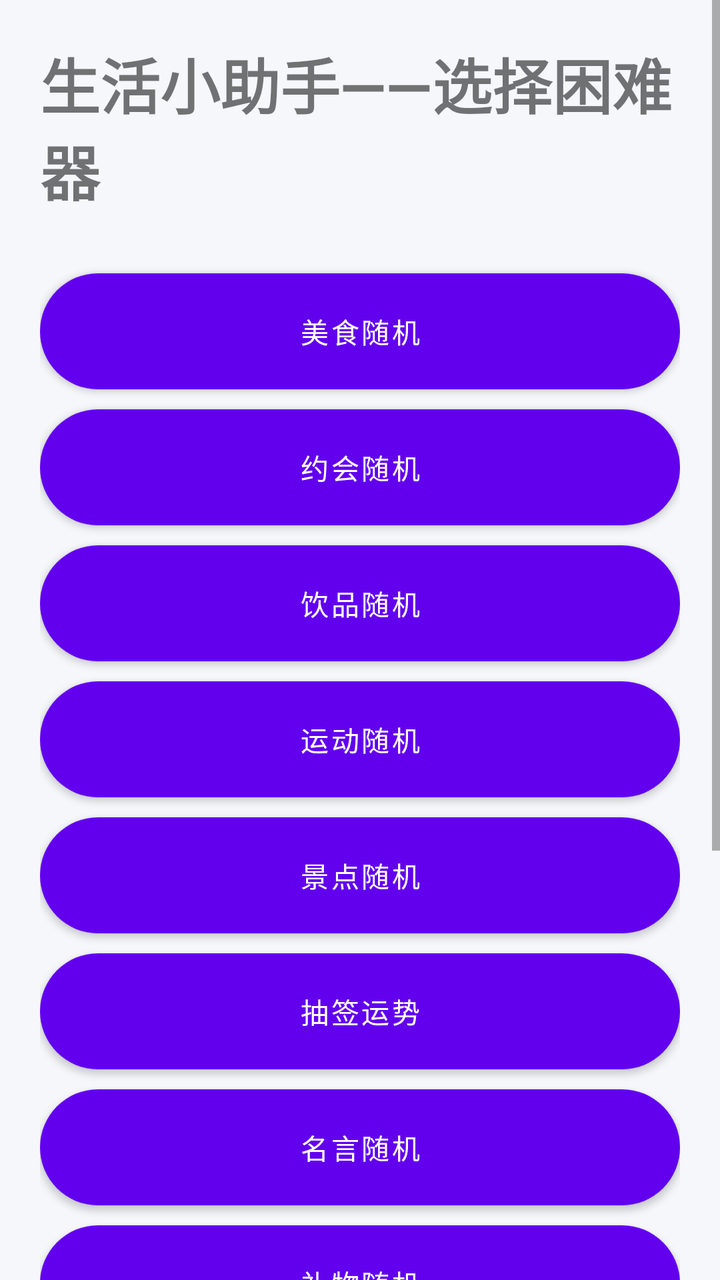
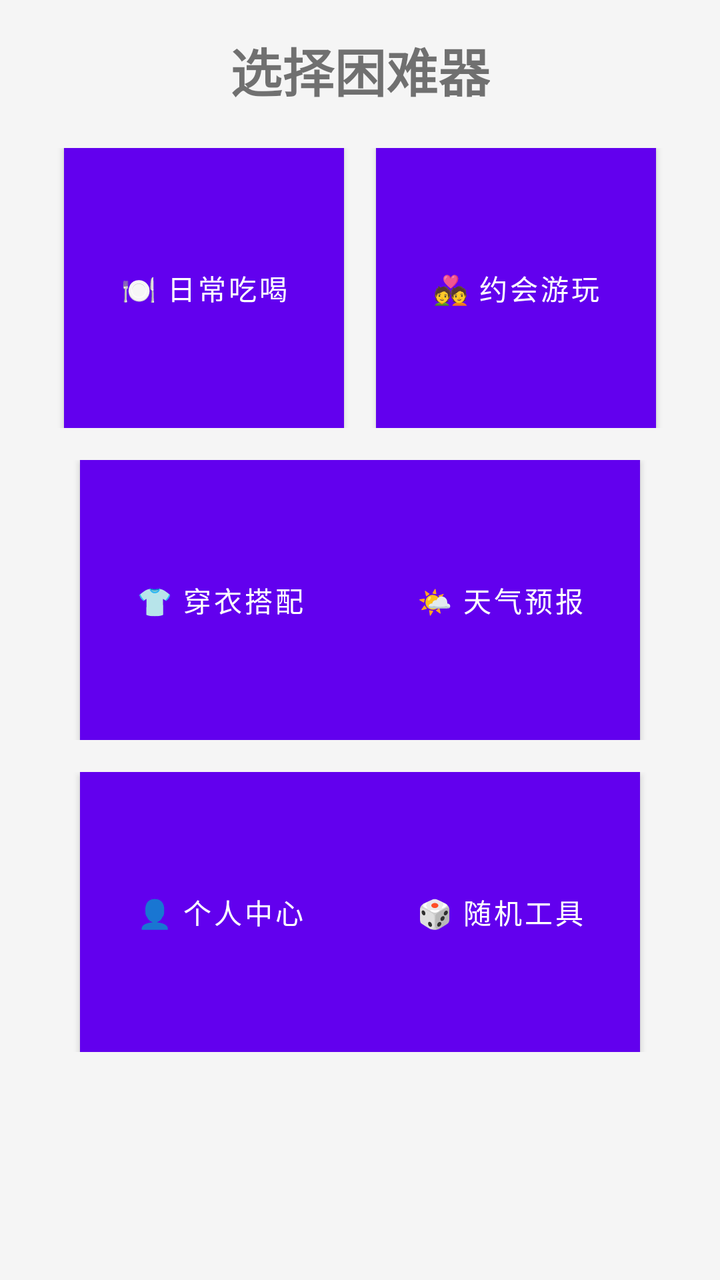

An Android layout rendered at two revisions. The XML below is the earlier revision; the diff shows what the commit changed to produce the second picture.
<!-- AndroidManifest.xml: application theme Theme.ChooseHelper202 -->
<!-- res/layout/activity_main.xml -->
<?xml version="1.0" encoding="utf-8"?>
<ScrollView xmlns:android="http://schemas.android.com/apk/res/android" android:layout_width="match_parent" android:layout_height="match_parent" android:background="#F5F7FA">
    <LinearLayout android:layout_width="match_parent" android:layout_height="wrap_content" android:gravity="center" android:orientation="vertical" android:padding="20dp">
        <TextView android:layout_width="wrap_content" android:layout_height="wrap_content" android:text="生活小助手——选择困难器" android:textSize="30sp" android:textStyle="bold" android:layout_marginBottom="30dp"/>
        <Button android:id="@+id/btn_random_eat" android:layout_width="match_parent" android:layout_height="58dp" android:text="美食随机" android:background="@drawable/btn_primary" android:textColor="#fff" android:layout_marginBottom="10dp"/>
        <Button android:id="@+id/btn_random_date" android:layout_width="match_parent" android:layout_height="58dp" android:text="约会随机" android:background="@drawable/btn_primary" android:textColor="#fff" android:layout_marginBottom="10dp"/>
        <Button android:id="@+id/btn_drink" android:layout_width="match_parent" android:layout_height="58dp" android:text="饮品随机" android:background="@drawable/btn_primary" android:textColor="#fff" android:layout_marginBottom="10dp"/>
        <Button android:id="@+id/btn_sport" android:layout_width="match_parent" android:layout_height="58dp" android:text="运动随机" android:background="@drawable/btn_primary" android:textColor="#fff" android:layout_marginBottom="10dp"/>
        <Button android:id="@+id/btn_scenic" android:layout_width="match_parent" android:layout_height="58dp" android:text="景点随机" android:background="@drawable/btn_primary" android:textColor="#fff" android:layout_marginBottom="10dp"/>
        <Button android:id="@+id/btn_lottery" android:layout_width="match_parent" android:layout_height="58dp" android:text="抽签运势" android:background="@drawable/btn_primary" android:textColor="#fff" android:layout_marginBottom="10dp"/>
        <Button android:id="@+id/btn_motto" android:layout_width="match_parent" android:layout_height="58dp" android:text="名言随机" android:background="@drawable/btn_primary" android:textColor="#fff" android:layout_marginBottom="10dp"/>
        <Button android:id="@+id/btn_gift" android:layout_width="match_parent" android:layout_height="58dp" android:text="礼物随机" android:background="@drawable/btn_primary" android:textColor="#fff" android:layout_marginBottom="10dp"/>
        <Button android:id="@+id/btn_tool" android:layout_width="match_parent" android:layout_height="58dp" android:text="随机数/字母" android:background="@drawable/btn_primary" android:textColor="#fff" android:layout_marginBottom="10dp"/>
        <Button android:id="@+id/btn_random_clothes" android:layout_width="match_parent" android:layout_height="58dp" android:text="穿搭推荐" android:background="@drawable/btn_warn" android:textColor="#fff" android:layout_marginBottom="10dp"/>
        <Button android:id="@+id/btn_weather" android:layout_width="match_parent" android:layout_height="58dp" android:text="天气查询" android:background="@drawable/btn_warn" android:textColor="#fff" android:layout_marginBottom="10dp"/>
        <Button android:id="@+id/btn_setting" android:layout_width="match_parent" android:layout_height="58dp" android:text="壁纸设置" android:background="@drawable/btn_grey" android:textColor="#fff"/>
    </LinearLayout>
</ScrollView>
<!-- resources referenced by this layout -->
<resources>
  <!-- drawable btn_grey (drawable) -->
  <?xml version="1.0" encoding="utf-8"?>
  <shape xmlns:android="http://schemas.android.com/apk/res/android">
      <solid android:color="#788090"/>
      <corners android:radius="30dp"/>
  </shape>
  <!-- drawable btn_primary (drawable) -->
  <?xml version="1.0" encoding="utf-8"?>
  <shape xmlns:android="http://schemas.android.com/apk/res/android">
      <gradient
          android:startColor="#5B7FFF"
          android:endColor="#3A5FDD"
          android:angle="45"/>
      <corners android:radius="30dp"/>
  </shape>
  <!-- drawable btn_warn (drawable) -->
  <?xml version="1.0" encoding="utf-8"?>
  <shape xmlns:android="http://schemas.android.com/apk/res/android">
      <gradient
          android:startColor="#FFA048"
          android:endColor="#FF6E2F"
          android:angle="45"/>
      <corners android:radius="30dp"/>
  </shape>
  <style name="Theme.ChooseHelper202" parent="Theme.MaterialComponents.DayNight.NoActionBar">
          <item name="colorPrimary">#6200EE</item>
          <item name="colorPrimaryVariant">#3700B3</item>
          <item name="colorOnPrimary">#FFFFFF</item>
          <item name="colorSecondary">#03DAC5</item>
          <item name="colorSecondaryVariant">#018786</item>
          <item name="colorOnSecondary">#000000</item>
          <item name="android:statusBarColor">?attr/colorPrimaryVariant</item>
      </style>
</resources>

<!-- the commit's change to res/layout/activity_main.xml (unified diff, before → after) -->
@@ -1,18 +1,88 @@
 <?xml version="1.0" encoding="utf-8"?>
-<ScrollView xmlns:android="http://schemas.android.com/apk/res/android" android:layout_width="match_parent" android:layout_height="match_parent" android:background="#F5F7FA">
-    <LinearLayout android:layout_width="match_parent" android:layout_height="wrap_content" android:gravity="center" android:orientation="vertical" android:padding="20dp">
-        <TextView android:layout_width="wrap_content" android:layout_height="wrap_content" android:text="生活小助手——选择困难器" android:textSize="30sp" android:textStyle="bold" android:layout_marginBottom="30dp"/>
-        <Button android:id="@+id/btn_random_eat" android:layout_width="match_parent" android:layout_height="58dp" android:text="美食随机" android:background="@drawable/btn_primary" android:textColor="#fff" android:layout_marginBottom="10dp"/>
-        <Button android:id="@+id/btn_random_date" android:layout_width="match_parent" android:layout_height="58dp" android:text="约会随机" android:background="@drawable/btn_primary" android:textColor="#fff" android:layout_marginBottom="10dp"/>
-        <Button android:id="@+id/btn_drink" android:layout_width="match_parent" android:layout_height="58dp" android:text="饮品随机" android:background="@drawable/btn_primary" android:textColor="#fff" android:layout_marginBottom="10dp"/>
-        <Button android:id="@+id/btn_sport" android:layout_width="match_parent" android:layout_height="58dp" android:text="运动随机" android:background="@drawable/btn_primary" android:textColor="#fff" android:layout_marginBottom="10dp"/>
-        <Button android:id="@+id/btn_scenic" android:layout_width="match_parent" android:layout_height="58dp" android:text="景点随机" android:background="@drawable/btn_primary" android:textColor="#fff" android:layout_marginBottom="10dp"/>
-        <Button android:id="@+id/btn_lottery" android:layout_width="match_parent" android:layout_height="58dp" android:text="抽签运势" android:background="@drawable/btn_primary" android:textColor="#fff" android:layout_marginBottom="10dp"/>
-        <Button android:id="@+id/btn_motto" android:layout_width="match_parent" android:layout_height="58dp" android:text="名言随机" android:background="@drawable/btn_primary" android:textColor="#fff" android:layout_marginBottom="10dp"/>
-        <Button android:id="@+id/btn_gift" android:layout_width="match_parent" android:layout_height="58dp" android:text="礼物随机" android:background="@drawable/btn_primary" android:textColor="#fff" android:layout_marginBottom="10dp"/>
-        <Button android:id="@+id/btn_tool" android:layout_width="match_parent" android:layout_height="58dp" android:text="随机数/字母" android:background="@drawable/btn_primary" android:textColor="#fff" android:layout_marginBottom="10dp"/>
-        <Button android:id="@+id/btn_random_clothes" android:layout_width="match_parent" android:layout_height="58dp" android:text="穿搭推荐" android:background="@drawable/btn_warn" android:textColor="#fff" android:layout_marginBottom="10dp"/>
-        <Button android:id="@+id/btn_weather" android:layout_width="match_parent" android:layout_height="58dp" android:text="天气查询" android:background="@drawable/btn_warn" android:textColor="#fff" android:layout_marginBottom="10dp"/>
-        <Button android:id="@+id/btn_setting" android:layout_width="match_parent" android:layout_height="58dp" android:text="壁纸设置" android:background="@drawable/btn_grey" android:textColor="#fff"/>
+<ScrollView xmlns:android="http://schemas.android.com/apk/res/android"
+    android:layout_width="match_parent"
+    android:layout_height="match_parent"
+    android:background="#f5f5f5">
+
+    <LinearLayout
+        android:layout_width="match_parent"
+        android:layout_height="wrap_content"
+        android:orientation="vertical"
+        android:padding="16dp">
+
+        <TextView
+            android:layout_width="wrap_content"
+            android:layout_height="wrap_content"
+            android:text="选择困难器"
+            android:textSize="26sp"
+            android:textStyle="bold"
+            android:layout_gravity="center_horizontal"
+            android:layout_marginBottom="20dp"/>
+
+        <LinearLayout
+            android:layout_width="match_parent"
+            android:layout_height="wrap_content"
+            android:gravity="center"
+            android:layout_marginBottom="16dp">
+
+            <Button
+                android:id="@+id/btn_eat"
+                android:layout_width="140dp"
+                android:layout_height="140dp"
+                android:text="🍽️ 日常吃喝"
+                android:background="#e3f2fd"
+                android:layout_marginEnd="16dp"/>
+
+            <Button
+                android:id="@+id/btn_date"
+                android:layout_width="140dp"
+                android:layout_height="140dp"
+                android:text="💑 约会游玩"
+                android:background="#fce4ec"/>
+
+        </LinearLayout>
+
+        <LinearLayout
+            android:layout_width="match_parent"
+            android:layout_height="wrap_content"
+            android:gravity="center"
+            android:layout_marginBottom="16dp">
+
+            <Button
+                android:id="@+id/btn_cloth"
+                android:layout_width="140dp"
+                android:layout_height="140dp"
+                android:text="👕 穿衣搭配"
+                android:background="#fff3e0"/>
+
+            <Button
+                android:id="@+id/btn_weather"
+                android:layout_width="140dp"
+                android:layout_height="140dp"
+                android:text="🌤️ 天气预报"
+                android:background="#e8f5e9"/>
+
+        </LinearLayout>
+
+        <LinearLayout
+            android:layout_width="match_parent"
+            android:layout_height="wrap_content"
+            android:gravity="center">
+
+            <Button
+                android:id="@+id/btn_user"
+                android:layout_width="140dp"
+                android:layout_height="140dp"
+                android:text="👤 个人中心"
+                android:background="#f3e5f5"/>
+
+            <Button
+                android:id="@+id/btn_tool"
+                android:layout_width="140dp"
+                android:layout_height="140dp"
+                android:text="🎲 随机工具"
+                android:background="#ffffff"/>
+        </LinearLayout>
+
     </LinearLayout>
 </ScrollView>
<!-- resource entries referenced after the edit -->
@@ -1,29 +1,5 @@
 <!-- resources referenced by this layout -->
 <resources>
-  <!-- drawable btn_grey (drawable) -->
-  <?xml version="1.0" encoding="utf-8"?>
-  <shape xmlns:android="http://schemas.android.com/apk/res/android">
-      <solid android:color="#788090"/>
-      <corners android:radius="30dp"/>
-  </shape>
-  <!-- drawable btn_primary (drawable) -->
-  <?xml version="1.0" encoding="utf-8"?>
-  <shape xmlns:android="http://schemas.android.com/apk/res/android">
-      <gradient
-          android:startColor="#5B7FFF"
-          android:endColor="#3A5FDD"
-          android:angle="45"/>
-      <corners android:radius="30dp"/>
-  </shape>
-  <!-- drawable btn_warn (drawable) -->
-  <?xml version="1.0" encoding="utf-8"?>
-  <shape xmlns:android="http://schemas.android.com/apk/res/android">
-      <gradient
-          android:startColor="#FFA048"
-          android:endColor="#FF6E2F"
-          android:angle="45"/>
-      <corners android:radius="30dp"/>
-  </shape>
   <style name="Theme.ChooseHelper202" parent="Theme.MaterialComponents.DayNight.NoActionBar">
           <item name="colorPrimary">#6200EE</item>
           <item name="colorPrimaryVariant">#3700B3</item>
